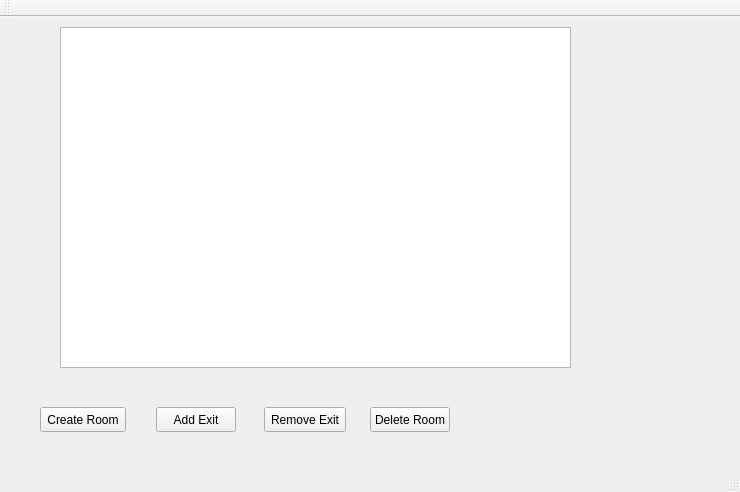
Old version of the form editor.ui in the repository pureooze/tle.
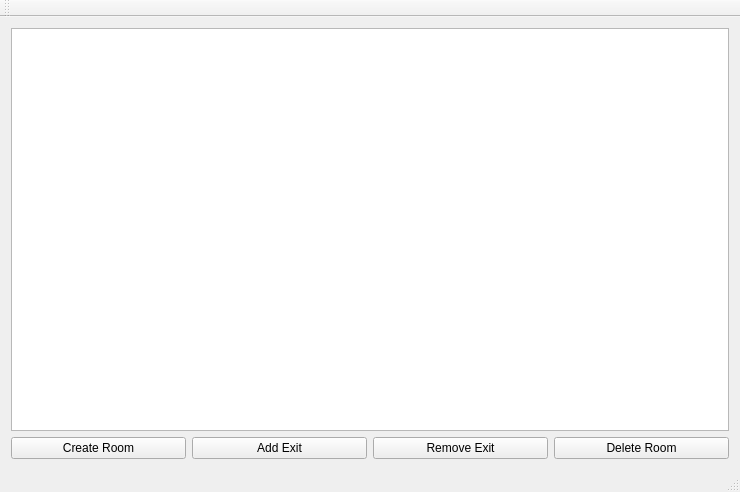
New version of the form.

Commit message: Began adding dialog for add room feature

Patch:
```diff
--- a/editor.ui
+++ b/editor.ui
@@ -14,68 +14,47 @@
    <string>editor</string>
   </property>
   <widget class="QWidget" name="centralWidget">
-   <widget class="QGraphicsView" name="graphicsView">
-    <property name="geometry">
-     <rect>
-      <x>60</x>
-      <y>10</y>
-      <width>511</width>
-      <height>341</height>
-     </rect>
-    </property>
-   </widget>
-   <widget class="QPushButton" name="deleteRoom">
-    <property name="geometry">
-     <rect>
-      <x>370</x>
-      <y>390</y>
-      <width>80</width>
-      <height>25</height>
-     </rect>
-    </property>
-    <property name="text">
-     <string>Delete Room</string>
-    </property>
-   </widget>
-   <widget class="QPushButton" name="removeExit">
-    <property name="geometry">
-     <rect>
-      <x>264</x>
-      <y>390</y>
-      <width>82</width>
-      <height>25</height>
-     </rect>
-    </property>
-    <property name="text">
-     <string>Remove Exit</string>
-    </property>
-   </widget>
-   <widget class="QPushButton" name="addExit">
-    <property name="geometry">
-     <rect>
-      <x>156</x>
-      <y>390</y>
-      <width>80</width>
-      <height>25</height>
-     </rect>
-    </property>
-    <property name="text">
-     <string>Add Exit</string>
-    </property>
-   </widget>
-   <widget class="QPushButton" name="createRoom">
-    <property name="geometry">
-     <rect>
-      <x>40</x>
-      <y>390</y>
-      <width>86</width>
-      <height>25</height>
-     </rect>
-    </property>
-    <property name="text">
-     <string>Create Room</string>
-    </property>
-   </widget>
+   <layout class="QVBoxLayout" name="verticalLayout_2">
+    <item>
+     <layout class="QVBoxLayout" name="verticalLayout">
+      <item>
+       <widget class="QGraphicsView" name="graphicsView"/>
+      </item>
+      <item>
+       <layout class="QHBoxLayout" name="horizontalLayout">
+        <item>
+         <widget class="QPushButton" name="createRoom">
+          <property name="text">
+           <string>Create Room</string>
+          </property>
+         </widget>
+        </item>
+        <item>
+         <widget class="QPushButton" name="addExit">
+          <property name="text">
+           <string>Add Exit</string>
+          </property>
+         </widget>
+        </item>
+        <item>
+         <widget class="QPushButton" name="removeExit">
+          <property name="text">
+           <string>Remove Exit</string>
+          </property>
+         </widget>
+        </item>
+        <item>
+         <widget class="QPushButton" name="deleteRoom">
+          <property name="text">
+           <string>Delete Room</string>
+          </property>
+         </widget>
+        </item>
+       </layout>
+      </item>
+     </layout>
+    </item>
+   </layout>
   </widget>
   <widget class="QMenuBar" name="menuBar">
    <property name="geometry">
```
The commit also changes 8 other files.
